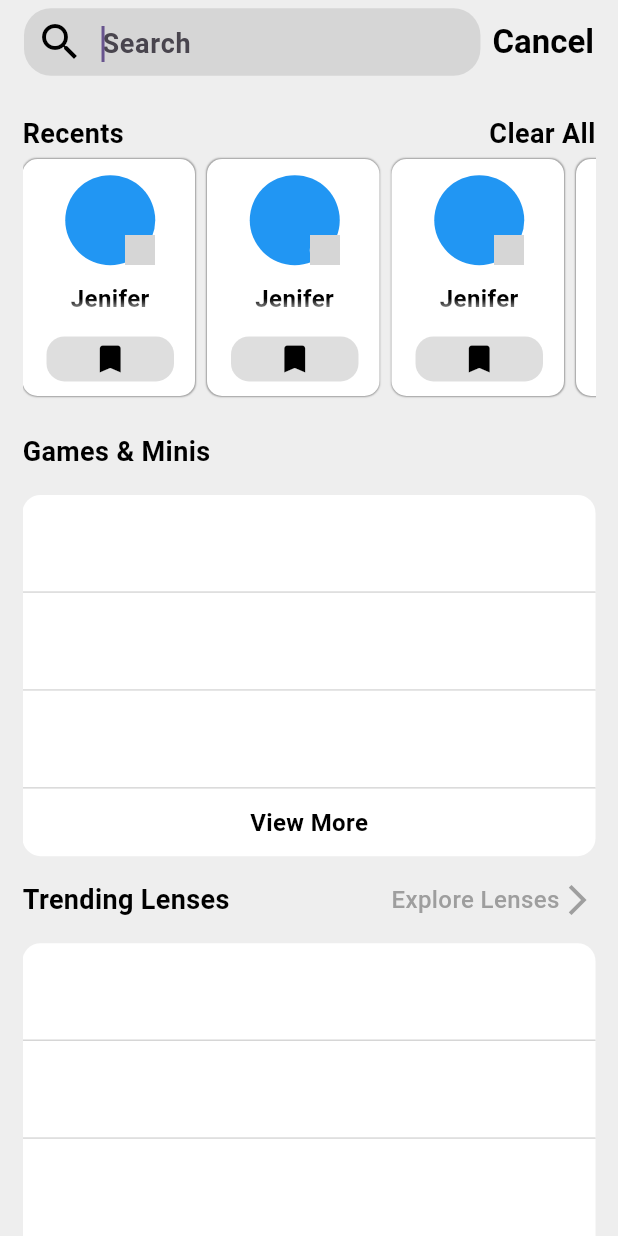
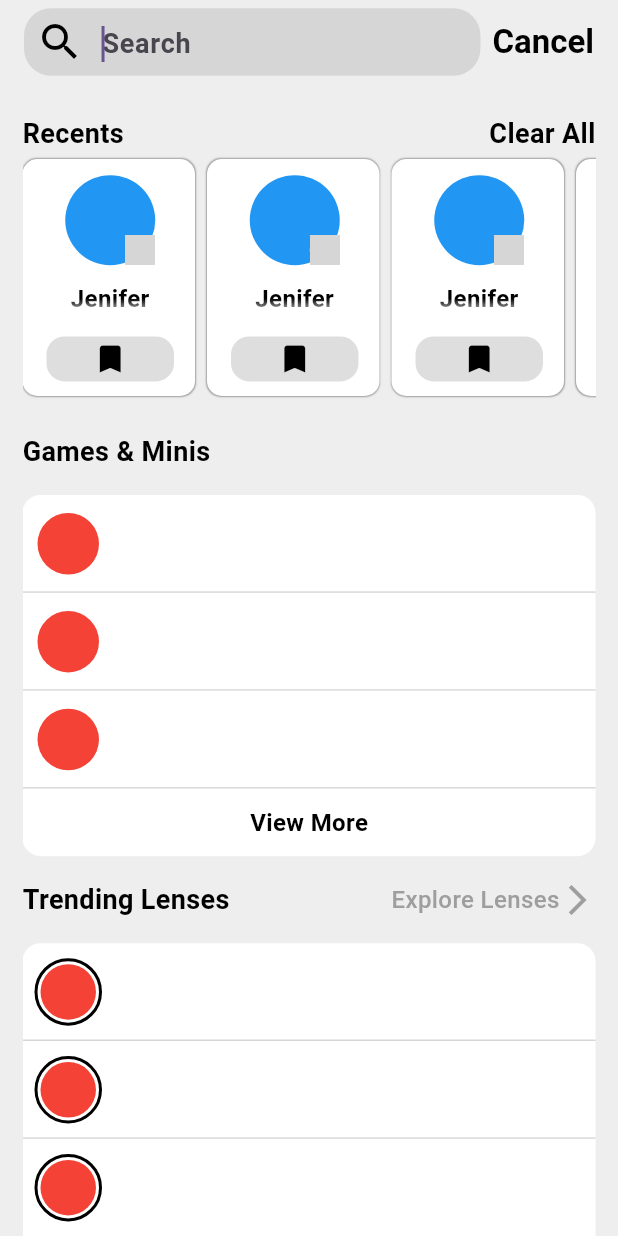
Before and after one commit to avikumar11haz/snapy, a Flutter app: the Search screen opened directly, on a phone screen of 412 x 824 dp. Run offline on Flutter 3.47's test engine with Material 2 defaults, Android fonts, the phone set to English and light mode, and no system bars; missing offline and left inert: flutter_swipe_detector; network calls fail; grey boxes are pictures that could not be loaded.

Commit message:
create story widget item

```diff
--- a/lib/bottomnavbar_option5/Widgets/SearchScreen/search_screen.dart
+++ b/lib/bottomnavbar_option5/Widgets/SearchScreen/search_screen.dart
@@ -1,5 +1,6 @@
 import 'package:flutter/material.dart';
 import 'package:snapy/bottomnavbar_option5/Widgets/SearchScreen/recentItem_widget.dart';
+import 'package:snapy/bottomnavbar_option5/Widgets/SearchScreen/storyWidget_item.dart';
 
 class Search extends StatefulWidget {
   const Search({Key? key}) : super(key: key);
@@ -152,7 +153,7 @@ class _SearchState extends State<Search> {
                     child: Row(
                       crossAxisAlignment: CrossAxisAlignment.center,
                       children: [
-                        // storyWidget(false),
+                        storyWidget(false),
                         // userName(context),
                         // Spacer(),
                         // subcribeWidget(true),
@@ -168,11 +169,11 @@ class _SearchState extends State<Search> {
                   color: Colors.white,
                 ),
                 child: Padding(
-                  padding: EdgeInsets.only(top: 8.0, bottom: 8),
+                  padding: const EdgeInsets.only(top: 8.0, bottom: 8),
                   child: Row(
                     crossAxisAlignment: CrossAxisAlignment.center,
                     children: [
-                      // storyWidget(false),
+                      storyWidget(false),
                       // userName(context),
                       // Spacer(),
                       // subcribeWidget(true),
@@ -188,11 +189,11 @@ class _SearchState extends State<Search> {
                   color: Colors.white,
                 ),
                 child: Padding(
-                  padding: EdgeInsets.only(top: 8.0, bottom: 8),
+                  padding: const EdgeInsets.only(top: 8.0, bottom: 8),
                   child: Row(
                     crossAxisAlignment: CrossAxisAlignment.center,
                     children: [
-                      // storyWidget(false),
+                      storyWidget(false),
                       // userName(context),
                       // Spacer(),
                       // subcribeWidget(true),
@@ -204,15 +205,15 @@ class _SearchState extends State<Search> {
               // Done
               Container(
                 height: 45,
-                decoration: BoxDecoration(
+                decoration: const BoxDecoration(
                   color: Colors.white,
                   borderRadius: BorderRadius.only(
                     bottomRight: Radius.circular(12),
                     bottomLeft: Radius.circular(12),
                   )
                 ),
-                child: Padding(
-                  padding: const EdgeInsets.only(
+                child: const Padding(
+                  padding: EdgeInsets.only(
                     top: 8.0, bottom: 8
                   ),
                   child: Row(
@@ -233,7 +234,7 @@ class _SearchState extends State<Search> {
                 mainAxisAlignment: MainAxisAlignment.spaceBetween,
                 children: [
                   Container(
-                    child: Text(
+                    child: const Text(
                       "Trending Lenses",
                       style: TextStyle(
                         color: Colors.black,
@@ -274,7 +275,7 @@ class _SearchState extends State<Search> {
                   child: Row(
                     crossAxisAlignment: CrossAxisAlignment.center,
                     children: [
-                      // storyWidget(true),
+                      storyWidget(true),
                       // trendingLenses_userName(context)
                     ],
                   ),
@@ -294,7 +295,7 @@ class _SearchState extends State<Search> {
                   child: Row(
                     crossAxisAlignment: CrossAxisAlignment.center,
                     children: [
-                      // storyWidget(true),
+                      storyWidget(true),
                       // trendingLenses_userName(context)
                     ],
                   ),
@@ -318,7 +319,7 @@ class _SearchState extends State<Search> {
                   child: Row(
                     crossAxisAlignment: CrossAxisAlignment.center,
                     children: [
-                      // storyWidget(true),
+                      storyWidget(true),
                       // trendingLenses_userName(context)
                     ],
                   ),
--- /dev/null
+++ b/lib/bottomnavbar_option5/Widgets/SearchScreen/storyWidget_item.dart
@@ -0,0 +1,26 @@
+import 'package:flutter/material.dart';
+
+Widget storyWidget(activeStories) {
+  return Padding(padding: const EdgeInsets.only(left: 8),
+  child: Container(
+    height: 45,
+    width: 45,
+    decoration: BoxDecoration(
+      border: activeStories
+          ? Border.all(color: Colors.black, width: 2)
+          : Border.all(color: Colors.white, width: 0),
+      shape: BoxShape.circle,
+    ),
+    child: Padding(
+      padding: const EdgeInsets.all(2.0),
+      child: Container(
+        height: 42,
+        width: 42,
+        decoration: const BoxDecoration(
+          shape: BoxShape.circle,
+          color: Colors.red,
+        ),
+      ),
+    ),
+  ),);
+}
```
